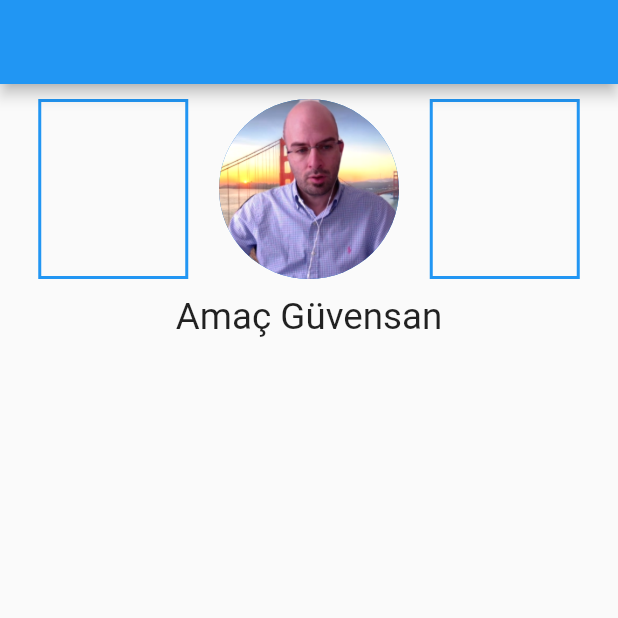
After one commit to enesbilik/sky-mint, a Flutter app: the screen it shows after launch, on a phone screen of 412 x 824 dp, the top half of it. The commit adds this screen. Run offline on Flutter 3.47's test engine with Material 2 defaults, Android fonts, the phone set to English and light mode, and no system bars; our stand-ins replace google_maps_flutter, salomon_bottom_bar, table_calendar; missing offline and left inert: circular_menu, expendable_fab.

Commit message:
profilePage started

```diff
--- a/lib/main.dart
+++ b/lib/main.dart
@@ -1,4 +1,5 @@
 import 'package:flutter/material.dart';
+import 'package:sky_mint/view/profile_page.dart';
 import 'package:sky_mint/view/share_feed.dart';
 import 'view/main_page.dart';
 
@@ -14,7 +15,7 @@ class MyApp extends StatelessWidget {
     return const MaterialApp(
       debugShowCheckedModeBanner: false,
       title: 'SkyMint',
-      home: MainPage(),
+      home: ProfilePage(),
     );
   }
 }
--- a/lib/models/user_model.dart
+++ b/lib/models/user_model.dart
@@ -17,5 +17,6 @@ var listOfUser = [
       true),
   MyUser(
       "Samet", "knk sen gel kahven benden", "pp_samet.jpg", "23:12", 4, false),
-  MyUser("Recep", "ekibe ne zaman giricem", "pp_recep.jpg", "19:25", 9, false),
+  MyUser(
+      "Amaç Güvensan", "ekibe ne zaman giricem", "eg2.png", "19:25", 9, false),
 ];
--- /dev/null
+++ b/lib/view/profile_page.dart
@@ -0,0 +1,77 @@
+import 'package:flutter/cupertino.dart';
+import 'package:flutter/material.dart';
+import 'package:flutter/painting.dart';
+import 'package:sky_mint/constants/colors.dart';
+import 'package:sky_mint/models/user_model.dart';
+
+class ProfilePage extends StatefulWidget {
+  const ProfilePage({Key? key}) : super(key: key);
+
+  @override
+  _ProfilePageState createState() => _ProfilePageState();
+}
+
+class _ProfilePageState extends State<ProfilePage> {
+  @override
+  Widget build(BuildContext context) {
+    return Scaffold(
+      body: buildBody(context),
+      appBar: buildAppBar(context),
+    );
+  }
+}
+
+Widget buildBody(BuildContext context) {
+  return Column(
+    children: [
+      Padding(
+        padding: EdgeInsets.fromLTRB(5, 10, 5, 10),
+        child: Row(
+          mainAxisAlignment: MainAxisAlignment.spaceEvenly,
+          mainAxisSize: MainAxisSize.max,
+          children: const [
+            SizedBox(
+              height: 120,
+              width: 100,
+              child: DecoratedBox(
+                decoration: BoxDecoration(
+                    border: Border.symmetric(
+                        horizontal: BorderSide(width: 2.0, color: darkColor),
+                        vertical: BorderSide(width: 2.0, color: darkColor))),
+              ),
+            ),
+            CircleAvatar(
+              minRadius: 30,
+              maxRadius: 60,
+              backgroundImage: AssetImage("assets/eg2.png"),
+            ),
+            SizedBox(
+              height: 120,
+              width: 100,
+              child: DecoratedBox(
+                decoration: BoxDecoration(
+                    border: Border.symmetric(
+                        horizontal: BorderSide(width: 2.0, color: darkColor),
+                        vertical: BorderSide(width: 2.0, color: darkColor))),
+              ),
+            )
+          ],
+        ),
+      ),
+      Row(
+        mainAxisAlignment: MainAxisAlignment.center,
+        children: [
+          Text(
+            // ignore: unnecessary_string_interpolations
+            "${listOfUser[3].name}",
+            textScaleFactor: 1.75,
+          )
+        ],
+      )
+    ],
+  );
+}
+
+AppBar buildAppBar(BuildContext context) {
+  return AppBar();
+}
```
Also changed, not shown: assets/profiles/eg2.png (added).
